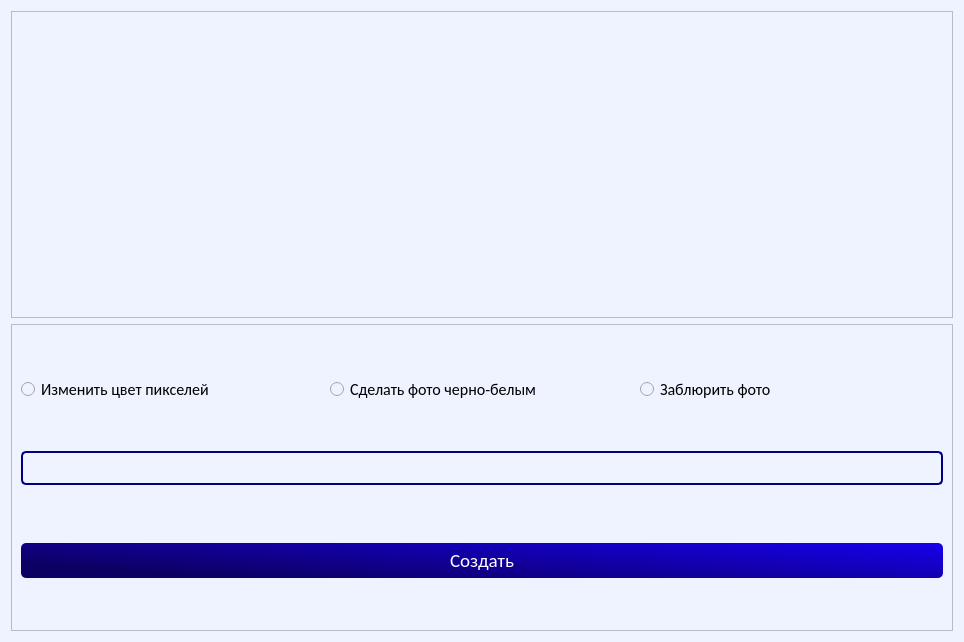
Before: the Qt Designer form ui/main.ui in nais2008/progect_yandex, drawn with Qt 5.
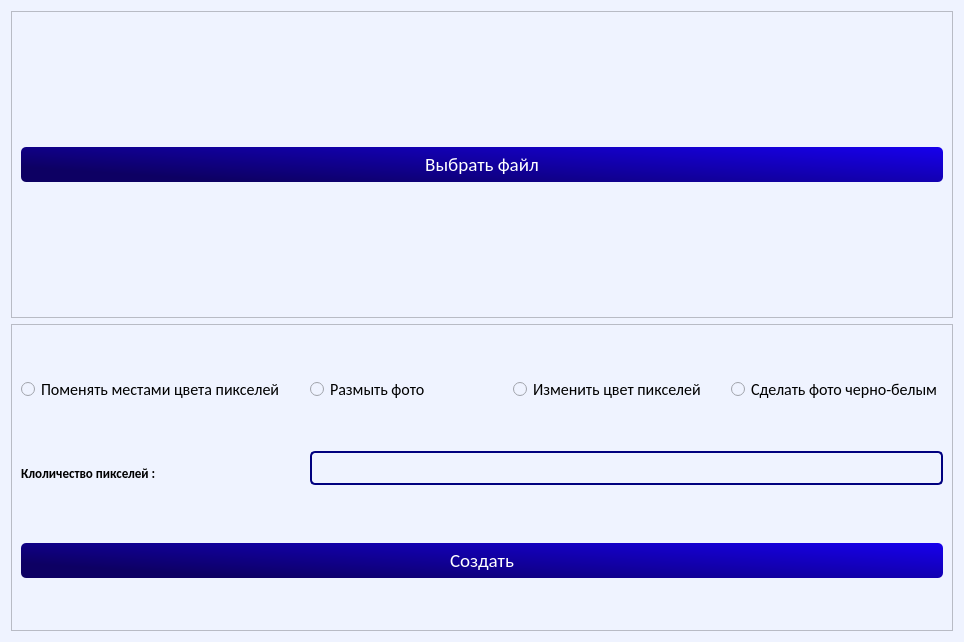
After: the same form once the commit is applied.

Commit message: osh_end

```diff
--- a/ui/main.ui
+++ b/ui/main.ui
@@ -51,6 +51,27 @@
      <property name="frameShadow">
       <enum>QFrame::Raised</enum>
      </property>
+     <layout class="QVBoxLayout" name="verticalLayout_2">
+      <item>
+       <widget class="QPushButton" name="pushButton_2">
+        <property name="font">
+         <font>
+          <family>Calibri</family>
+          <pointsize>14</pointsize>
+         </font>
+        </property>
+        <property name="cursor">
+         <cursorShape>PointingHandCursor</cursorShape>
+        </property>
+        <property name="styleSheet">
+         <string notr="true"/>
+        </property>
+        <property name="text">
+         <string>Выбрать файл</string>
+        </property>
+       </widget>
+      </item>
+     </layout>
     </widget>
    </item>
    <item>
@@ -63,9 +84,56 @@
      </property>
      <layout class="QHBoxLayout" name="horizontalLayout">
       <item>
-       <layout class="QGridLayout" name="gridLayout">
+       <layout class="QGridLayout" name="gridLayout_2">
+        <property name="sizeConstraint">
+         <enum>QLayout::SetDefaultConstraint</enum>
+        </property>
+        <property name="horizontalSpacing">
+         <number>25</number>
+        </property>
+        <item row="0" column="0">
+         <widget class="QRadioButton" name="radioButton">
+          <property name="font">
+           <font>
+            <family>Calibri</family>
+            <pointsize>12</pointsize>
+           </font>
+          </property>
+          <property name="text">
+           <string>Поменять местами цвета пикселей</string>
+          </property>
+         </widget>
+        </item>
         <item row="0" column="1">
          <widget class="QRadioButton" name="radioButton_2">
+          <property name="sizePolicy">
+           <sizepolicy hsizetype="Minimum" vsizetype="Fixed">
+            <horstretch>0</horstretch>
+            <verstretch>0</verstretch>
+           </sizepolicy>
+          </property>
+          <property name="font">
+           <font>
+            <family>Calibri</family>
+            <pointsize>12</pointsize>
+           </font>
+          </property>
+          <property name="layoutDirection">
+           <enum>Qt::LeftToRight</enum>
+          </property>
+          <property name="autoFillBackground">
+           <bool>false</bool>
+          </property>
+          <property name="styleSheet">
+           <string notr="true"/>
+          </property>
+          <property name="text">
+           <string>Размыть фото</string>
+          </property>
+         </widget>
+        </item>
+        <item row="0" column="3">
+         <widget class="QRadioButton" name="radioButton_4">
           <property name="font">
            <font>
             <family>Calibri</family>
@@ -77,9 +145,6 @@
           </property>
          </widget>
         </item>
-        <item row="1" column="0" colspan="3">
-         <widget class="QLineEdit" name="lineEdit"/>
-        </item>
         <item row="0" column="2">
          <widget class="QRadioButton" name="radioButton_3">
           <property name="font">
@@ -89,30 +154,29 @@
            </font>
           </property>
           <property name="text">
-           <string>Заблюрить фото</string>
-          </property>
-         </widget>
-        </item>
-        <item row="0" column="0">
-         <widget class="QRadioButton" name="radioButton">
-          <property name="font">
-           <font>
-            <family>Calibri</family>
-            <pointsize>12</pointsize>
-           </font>
-          </property>
-          <property name="styleSheet">
-           <string notr="true">QRadioButton{
-	backgrount-color:#fff;
-	border-radius:1px;
-}</string>
-          </property>
-          <property name="text">
            <string>Изменить цвет пикселей</string>
           </property>
          </widget>
         </item>
-        <item row="2" column="0" colspan="3">
+        <item row="1" column="0">
+         <widget class="QLabel" name="label">
+          <property name="font">
+           <font>
+            <family>Calibri</family>
+            <pointsize>10</pointsize>
+            <weight>75</weight>
+            <bold>true</bold>
+           </font>
+          </property>
+          <property name="text">
+           <string>Клоличество пикселей :</string>
+          </property>
+         </widget>
+        </item>
+        <item row="1" column="1" colspan="3">
+         <widget class="QLineEdit" name="lineEdit"/>
+        </item>
+        <item row="2" column="0" colspan="4">
          <widget class="QPushButton" name="pushButton">
           <property name="font">
            <font>
```
Left out of the diff: 3 changed lines with no effect on the pictures. The commit also changes 2 other files.
